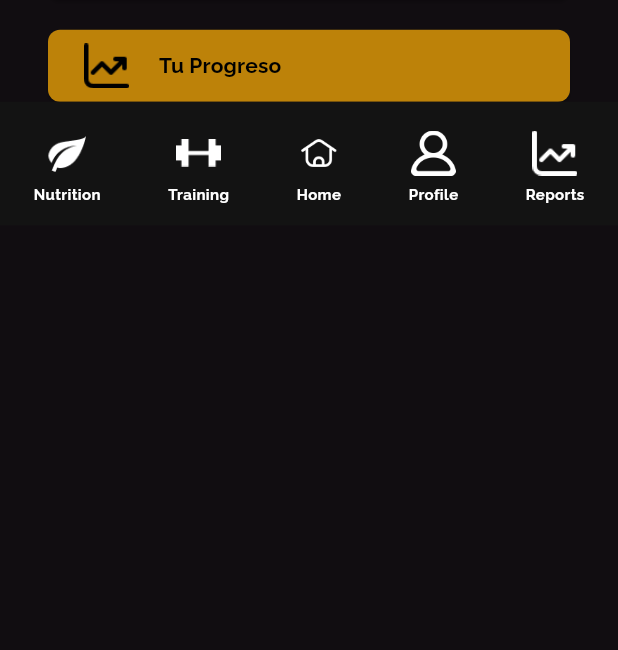
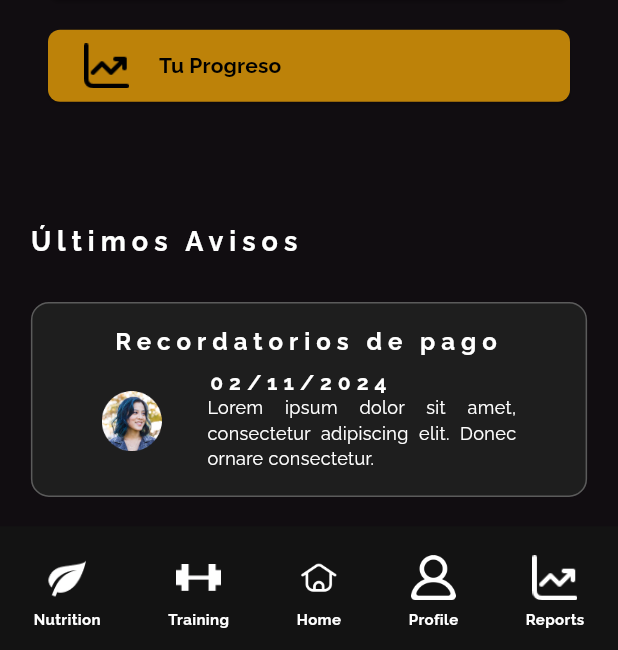
Before and after one commit to Steven-Leon-007/sigset_xtc, a Flutter app: the HomePage screen opened by its route, on a phone screen of 412 x 824 dp, the part 586-1236 px from its top. Run offline on Flutter 3.47's test engine with Material 3 defaults, Android fonts, the phone set to English and light mode, and no system bars; our stand-ins replace page_transition.

Commit message:
Finished Home Screen

```diff
--- a/lib/main.dart
+++ b/lib/main.dart
@@ -34,7 +34,7 @@ class _MainAppState extends State<MainApp> {
           fontFamily: 'Raleway',
           textTheme:
               const TextTheme(bodyMedium: TextStyle(fontFamily: "Raleway"))),
-      initialRoute: "/home",
+      initialRoute: "/",
       routes: {
         "/": (context) => const LoginPage(),
         "/home": (context) => const HomePage(),
--- a/lib/pages/home_page.dart
+++ b/lib/pages/home_page.dart
@@ -1,4 +1,5 @@
 import 'package:flutter/material.dart';
+import 'package:sigset_xtc/widgets/card_widget.dart';
 import 'package:sigset_xtc/widgets/footer_widget.dart';
 import 'package:sigset_xtc/widgets/header_widget.dart';
 import 'package:sigset_xtc/widgets/main_button_icon_widget.dart';
@@ -71,10 +72,49 @@ class HomePage extends StatelessWidget {
                 ),
               ],
             ),
-            FooterWidget(),
+            SizedBox(
+              height: MediaQuery.of(context).size.height * 0.1,
+            ),
+            const Column(
+              crossAxisAlignment: CrossAxisAlignment.start,
+              children: [
+                TitleWidget(
+                  text: "Últimos Avisos",
+                  fontSize: 18,
+                ),
+                SizedBox(
+                  height: 30,
+                ),
+                CardWidget(
+                    title: "Recordatorios de pago",
+                    date: "02/11/2024",
+                    description:
+                        "Lorem ipsum dolor sit amet, consectetur adipiscing elit. Donec ornare consectetur."),
+                SizedBox(
+                  height: 20,
+                ),
+                CardWidget(
+                    title: "Promociones fin de año",
+                    date: "30/10/2024",
+                    description:
+                        "Lorem ipsum dolor sit amet, consectetur adipiscing elit. Donec ornare consectetur."),
+                SizedBox(
+                  height: 20,
+                ),
+                CardWidget(
+                    title: "Cambios en los horarios",
+                    date: "24/10/2024",
+                    description:
+                        "Lorem ipsum dolor sit amet, consectetur adipiscing elit. Donec ornare consectetur."),
+                SizedBox(
+                  height: 30,
+                ),
+              ],
+            ),
           ],
         ),
       ),
+      bottomNavigationBar: FooterWidget(),
     );
   }
 }
--- /dev/null
+++ b/lib/pages/profile_page.dart
@@ -0,0 +1,10 @@
+import 'package:flutter/material.dart';
+
+class ProfilePage extends StatelessWidget {
+  const ProfilePage({super.key});
+
+  @override
+  Widget build(BuildContext context) {
+    return const Placeholder();
+  }
+}
--- /dev/null
+++ b/lib/widgets/card_widget.dart
@@ -0,0 +1,72 @@
+import 'package:flutter/material.dart';
+import 'package:sigset_xtc/widgets/text_widget.dart';
+import 'package:sigset_xtc/widgets/title_widget.dart';
+
+class CardWidget extends StatelessWidget {
+  const CardWidget(
+      {super.key,
+      required this.title,
+      required this.date,
+      required this.description});
+
+  final String title;
+  final String date;
+  final String description;
+
+  @override
+  Widget build(BuildContext context) {
+    return Container(
+      padding: const EdgeInsets.all(16),
+      width: MediaQuery.of(context).size.width * 0.9,
+      decoration: BoxDecoration(
+        border: Border.all(color: const Color.fromARGB(255, 91, 91, 91), width: 1),
+        borderRadius: BorderRadius.circular(12),
+        color: const Color.fromARGB(255, 30, 30, 30),
+      ),
+      child: Column(
+        children: [
+          SizedBox(
+            width: MediaQuery.of(context).size.width * 0.8,
+            child: TitleWidget(
+              text: title,
+              fontSize: 16,
+            ),
+          ),
+          const SizedBox(
+            height: 10,
+          ),
+          Row(
+            mainAxisAlignment: MainAxisAlignment.spaceEvenly,
+            children: [
+              Image.asset(
+                "assets/user_icon.png",
+                width: 40,
+                height: 40,
+              ),
+              Column(
+                crossAxisAlignment: CrossAxisAlignment.start,
+                mainAxisAlignment: MainAxisAlignment.center,
+                children: [
+                  TitleWidget(
+                    text: date,
+                    fontSize: 14,
+                    textAlign: TextAlign.left,
+                  ),
+                  SizedBox(
+                    width: MediaQuery.of(context).size.width * 0.5,
+                    child: TextWidget(
+                      text: description,
+                      fontWeight: FontWeight.normal,
+                      fontSize: 12,
+                      textAlign: TextAlign.justify,
+                    ),
+                  )
+                ],
+              )
+            ],
+          )
+        ],
+      ),
+    );
+  }
+}
--- a/lib/widgets/footer_widget.dart
+++ b/lib/widgets/footer_widget.dart
@@ -1,15 +1,37 @@
 import 'package:flutter/material.dart';
+import 'package:page_transition/page_transition.dart';
+import 'package:sigset_xtc/pages/home_page.dart';
+import 'package:sigset_xtc/pages/nutrition_page.dart';
+import 'package:sigset_xtc/pages/profile_page.dart';
+import 'package:sigset_xtc/pages/report_page.dart';
+import 'package:sigset_xtc/pages/training_page.dart';
 import 'package:sigset_xtc/widgets/text_widget.dart';
 
 class FooterWidget extends StatelessWidget {
   FooterWidget({super.key});
 
   final footerItems = [
-    {'name': 'Nutrition', 'iconPath': 'assets/nutrition_icon.png'},
-    {'name': 'Training', 'iconPath': 'assets/training_icon.png'},
-    {'name': 'Home', 'iconPath': 'assets/home_icon.png'},
-    {'name': 'Profile', 'iconPath': 'assets/profile_icon.png'},
-    {'name': 'Reports', 'iconPath': 'assets/reports_icon.png'},
+    {
+      'name': 'Nutrition',
+      'iconPath': 'assets/nutrition_icon.png',
+      'redirect': "/nutrition"
+    },
+    {
+      'name': 'Training',
+      'iconPath': 'assets/training_icon.png',
+      'redirect': "/training"
+    },
+    {'name': 'Home', 'iconPath': 'assets/home_icon.png', 'redirect': "/home"},
+    {
+      'name': 'Profile',
+      'iconPath': 'assets/profile_icon.png',
+      'redirect': "/profile"
+    },
+    {
+      'name': 'Reports',
+      'iconPath': 'assets/reports_icon.png',
+      'redirect': "/reports"
+    },
   ];
 
   @override
@@ -22,7 +44,21 @@ class FooterWidget extends StatelessWidget {
           mainAxisAlignment: MainAxisAlignment.spaceAround,
           children: footerItems.map((item) {
             return GestureDetector(
-              onTap: () {},
+              onTap: () {
+                final currentRoute = ModalRoute.of(context)?.settings.name;
+
+                if (currentRoute != item['redirect']) {
+                  Navigator.push(
+                    context,
+                    PageTransition(
+                      type:
+                          PageTransitionType.fade,
+                      child: _getScreenByRoute(item['redirect']!),
+                      duration: const Duration(milliseconds: 300),
+                    ),
+                  );
+                }
+              },
               child: Column(
                 mainAxisAlignment: MainAxisAlignment.center,
                 children: [
@@ -31,11 +67,31 @@ class FooterWidget extends StatelessWidget {
                     height: MediaQuery.of(context).size.width * 0.1,
                     width: 30,
                   ),
-                  TextWidget(text: item['name']!, fontSize: 10,)
+                  TextWidget(
+                    text: item['name']!,
+                    fontSize: 10,
+                  )
                 ],
               ),
             );
           }).toList(),
         ));
   }
+
+  Widget _getScreenByRoute(String route) {
+    switch (route) {
+      case "/nutrition":
+        return const NutritionPage();
+      case "/training":
+        return const TrainingPage();
+      case "/home":
+        return const HomePage();
+      case "/profile":
+        return const ProfilePage();
+      case "/reports":
+        return const ReportPage();
+      default:
+        return const HomePage(); // Página predeterminada
+    }
+  }
 }
--- a/lib/widgets/login_form_widget.dart
+++ b/lib/widgets/login_form_widget.dart
@@ -64,7 +64,7 @@ class _LoginFormWidgetState extends State<LoginFormWidget> {
               text: "Ingresar",
               onPressed: _isButtonEnabled
                   ? () {
-                      Navigator.push(
+                      Navigator.pushReplacement(
                           context,
                           PageTransition(
                             child: const HomePage(),
--- a/lib/widgets/text_widget.dart
+++ b/lib/widgets/text_widget.dart
@@ -25,6 +25,8 @@ class TextWidget extends StatelessWidget {
         fontWeight: fontWeight ?? FontWeight.bold,
       ),
       textAlign: textAlign ?? TextAlign.center,
+      softWrap: true,
+      overflow: TextOverflow.visible,
     );
   }
 }
```
Also changed, not shown: assets/user_icon.png (added).
